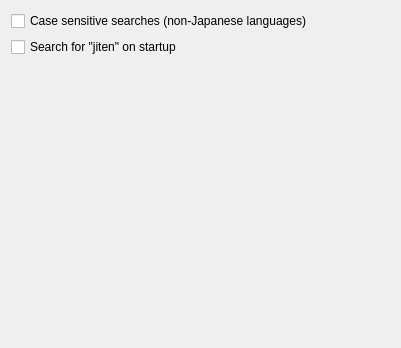
Above: app/configsearching.ui from KDE/kiten before the change. Below: the same form after it.
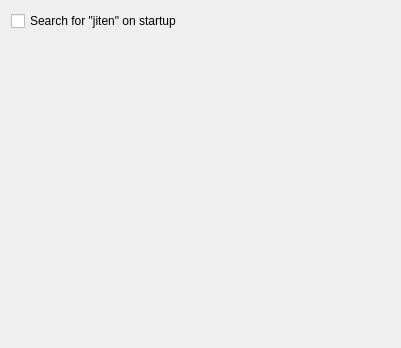
That is the form after the change.

What changed in the file:
```diff
--- a/app/configsearching.ui
+++ b/app/configsearching.ui
@@ -27,13 +27,6 @@
      <property name="margin" >
       <number>0</number>
      </property>
-     <item>
-      <widget class="QCheckBox" name="kcfg_caseSensitive" >
-       <property name="text" >
-        <string>Case sensitive searches (non-Japanese languages)</string>
-       </property>
-      </widget>
-     </item>
      <item>
       <widget class="QCheckBox" name="kcfg_initialSearch" >
        <property name="text" >
```
